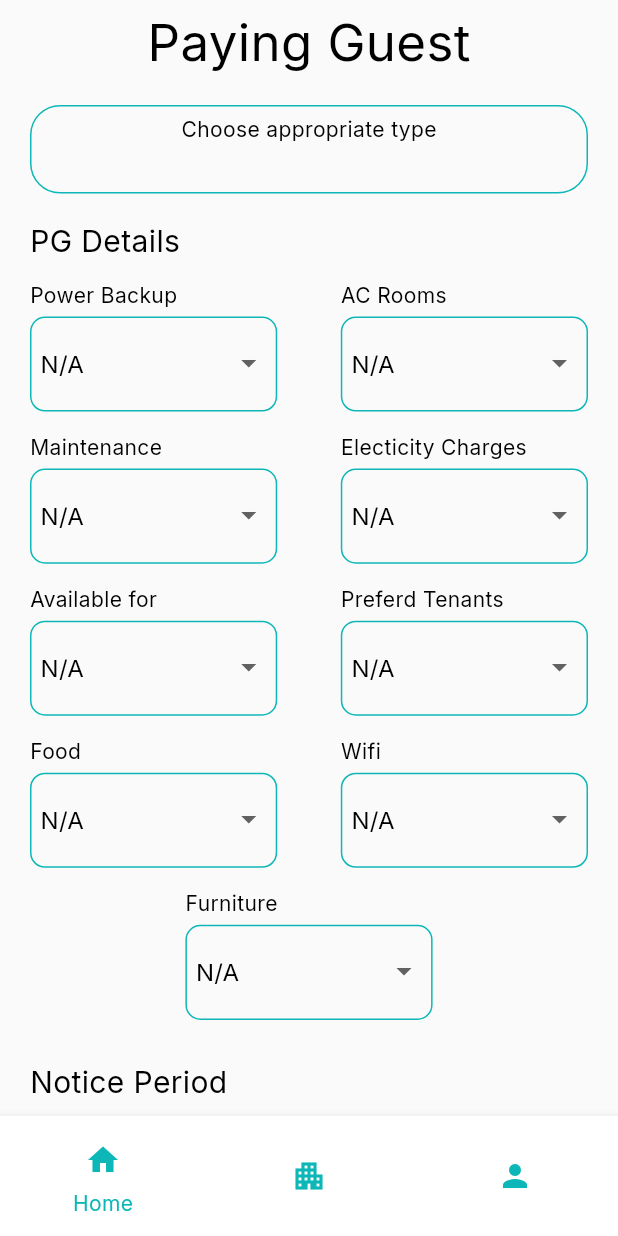
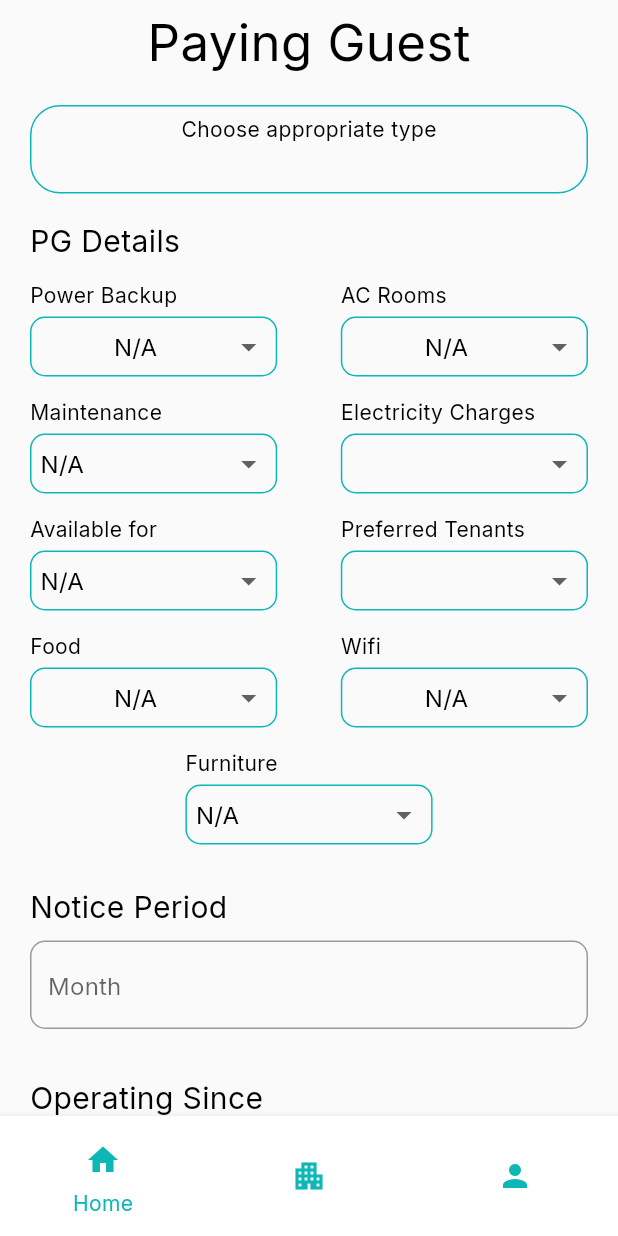
Before and after one commit to A-d-i-b/RentIt-Owner, a Flutter app: the screen it shows after launch, scrolled down 576 dp, on a phone screen of 412 x 824 dp. Run offline on Flutter 3.47's test engine with Material 2 defaults, Android fonts, the light colour scheme and no system bars; our stand-ins replace get, google_fonts, image_picker; missing offline and left inert: wechat_assets_picker.

Commit message:
tweaked height of dropdown

```diff
--- a/lib/Forms/pg_form.dart
+++ b/lib/Forms/pg_form.dart
@@ -37,6 +37,7 @@
     "Wifi": "N/A", // index 7
     "Furniture": "N/A", // else
   };
+
   List<DropdownMenuItem<String>> iteams_0 = [
     const DropdownMenuItem(
       value: "N/A",
@@ -50,7 +51,11 @@
   List<DropdownMenuItem<String>> iteams_1 = [
     const DropdownMenuItem(
       value: "N/A",
-      child: Text("N/A"),
+      child: Center(
+        child: Text(
+          "N/A",
+        ),
+      ),
     ),
     const DropdownMenuItem(
       value: "Available",
@@ -111,21 +116,29 @@
       child: Text("Not Furnished"),
     ),
   ];
-  Widget dropdownbutton(String name, List<DropdownMenuItem<String>> iteam,
-      Map<String, String> Details) {
-    return Column(
+
+  // final iteams_0 = generateItems(["N/A", "Students"]);
+  // final iteams_1 = generateItems(["N/A", "Available", "Not Available"]);
+  // final iteams_2 = generateItems(["N/A", "Included", "Not Included"]);
+  // final iteams_3 = generateItems(["N/A", "Male", "Female", "Both"]);
+  // final iteams_4 =
+  //     generateItems(["N/A", "Furnished", "Semi Furnished", "Not Furnished"]);
+
+  Widget dropdownButton(String name, List<DropdownMenuItem<String>> iteam,
+          Map<String, String> Details) =>
+      Column(
         crossAxisAlignment: CrossAxisAlignment.start,
         children: [
           Text(name),
-        SizedBox(height: 6),
+          const SizedBox(height: 6),
           Container(
             width: MediaQuery.of(context).size.width / 2.5,
-          height: MediaQuery.of(context).size.height / 13,
-          padding: EdgeInsets.all(6),
+            height: 40,
+            padding: const EdgeInsets.all(6),
             decoration: BoxDecoration(
                 borderRadius: BorderRadius.circular(10),
                 border: Border.all(
-                color: Color(0xFF0EB7B7),
+                  color: const Color(0xFF0EB7B7),
                   width: 1,
                 )),
             child: SizedBox(
@@ -143,7 +156,6 @@
           )
         ],
       );
-  }
 
   Widget Button(String type) {
     return Row(children: [
@@ -190,7 +202,7 @@
       children: [
         Text(
           heading,
-          style: TextStyle(fontSize: 20),
+          style: const TextStyle(fontSize: 20),
         ),
         const SizedBox(
           height: 10,
@@ -431,40 +443,40 @@
           const SizedBox(height: 15),
           Row(
             children: [
-              dropdownbutton("Power Backup", iteams_1, Details),
+              dropdownButton("Power Backup", iteams_1, Details),
               const Spacer(),
-              dropdownbutton("AC Rooms", iteams_1, Details),
+              dropdownButton("AC Rooms", iteams_1, Details),
             ],
           ),
           const SizedBox(height: 15),
           Row(
             children: [
-              dropdownbutton("Maintenance", iteams_2, Details),
+              dropdownButton("Maintenance", iteams_2, Details),
               const Spacer(),
-              dropdownbutton("Electicity Charges", iteams_2, Details),
+              dropdownButton("Electricity Charges", iteams_2, Details),
             ],
           ),
           const SizedBox(height: 15),
           Row(
             children: [
-              dropdownbutton("Available for", iteams_3, Details),
+              dropdownButton("Available for", iteams_3, Details),
               const Spacer(),
-              dropdownbutton("Preferd Tenants", iteams_0, Details),
+              dropdownButton("Preferred Tenants", iteams_0, Details),
             ],
           ),
           const SizedBox(height: 15),
           Row(
             children: [
-              dropdownbutton("Food", iteams_1, Details),
+              dropdownButton("Food", iteams_1, Details),
               const Spacer(),
-              dropdownbutton("Wifi", iteams_1, Details),
+              dropdownButton("Wifi", iteams_1, Details),
             ],
           ),
           const SizedBox(height: 15),
           Row(
             children: [
               const Spacer(),
-              dropdownbutton("Furniture", iteams_4, Details),
+              dropdownButton("Furniture", iteams_4, Details),
               const Spacer(),
             ],
           ),
@@ -502,3 +514,20 @@
     );
   }
 }
+
+List<DropdownMenuItem<String>> generateItems(List<String> items) {
+  List<DropdownMenuItem<String>> generatedItems = [];
+
+  for (String item in items) {
+    generatedItems.add(
+      DropdownMenuItem(
+        value: item,
+        child: Center(
+          child: Text(item),
+        ),
+      ),
+    );
+  }
+
+  return generatedItems;
+}
--- a/lib/Screens/pg_screen.dart
+++ b/lib/Screens/pg_screen.dart
@@ -50,14 +50,14 @@
         centerTitle: true,
       ),
       body: ListView(
-        children: [
-          const SizedBox(
+        children: const [
+          SizedBox(
             height: 20,
           ),
           Padding(
               padding: EdgeInsets.only(left: 20, right: 20),
-              child: const AssetPickerWidget()),
-          const SizedBox(
+              child: AssetPickerWidget()),
+          SizedBox(
             height: 20,
           ),
           PgForm(),
```
Lines whose indentation alone changed are shown as unchanged.
